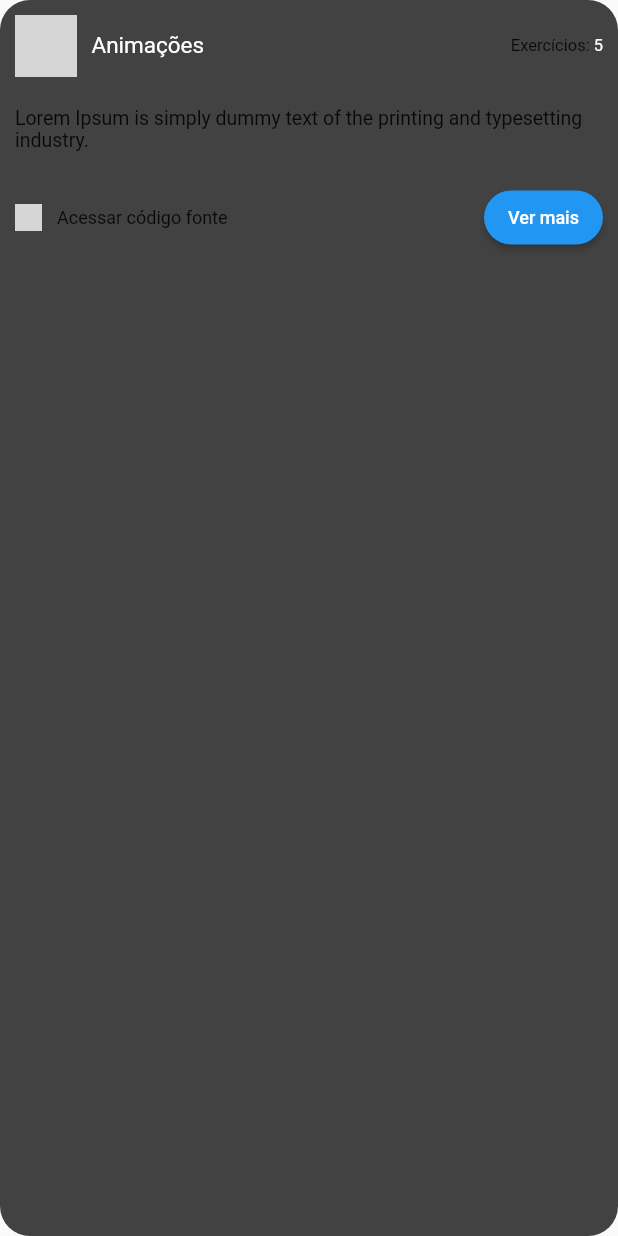
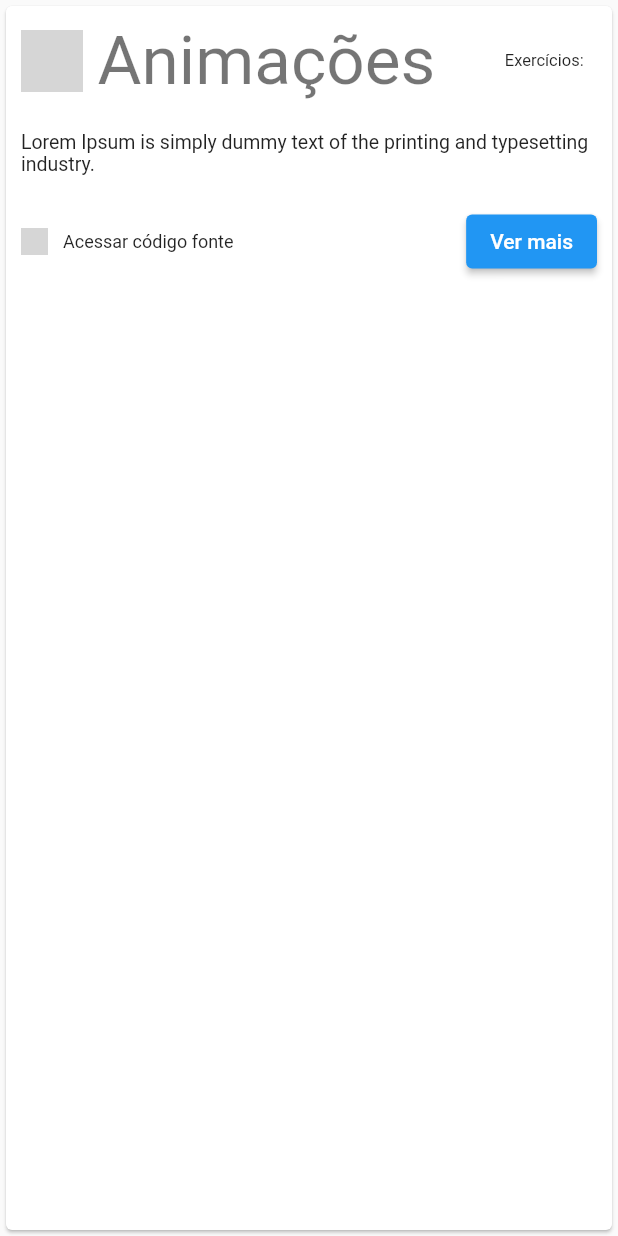
Before and after one commit to 19950512/Flutterando, a Flutter app: the CustomCard widget shown alone on an empty page, opened directly, on a phone screen of 412 x 824 dp. Run offline on Flutter 3.47's test engine with Material 2 defaults, Android fonts, the phone set to English and light mode, and no system bars; our stand-ins replace flutter_modular; grey boxes are pictures that could not be loaded.

Commit message:
04/01/2022 - Desafio - definição thema
-

```diff
--- a/MasterClass/Desafios/desafio02/lib/app/core/components/custom_card.dart
+++ b/MasterClass/Desafios/desafio02/lib/app/core/components/custom_card.dart
@@ -23,13 +23,13 @@ class CustomCard extends StatelessWidget {
   Widget build(BuildContext context) {
     return GestureDetector(
       onTap: () => Modular.to.pushNamed('./exercises/?title=$title'),
-      child: Container(
-        width: MediaQuery.of(context).size.width,
-        decoration: BoxDecoration(
-          color: Colors.grey[800],
+      child: Card(
+        //width: MediaQuery.of(context).size.width,
+        //decoration: BoxDecoration(
+        /* color: Colors.grey[800],
           borderRadius:
               const BorderRadius.all(Radius.circular(Constants.radius)),
-        ),
+        ), */
         child: Column(
           children: [
             // Superior
@@ -47,20 +47,14 @@ class CustomCard extends StatelessWidget {
                           width: 41,
                           height: 41,
                           decoration: BoxDecoration(
-                            color: Colors.blue[800],
+                            color: Constants.colors['primary'],
                             borderRadius:
                                 const BorderRadius.all(Radius.circular(50.0)),
                           ),
                           child: Image.asset(titleAsset),
                         ),
                       ),
-                      Text(
-                        title,
-                        style: const TextStyle(
-                          color: Colors.white,
-                          fontSize: 15,
-                        ),
-                      ),
+                      Text(title, style: Theme.of(context).textTheme.headline3),
                     ],
                   ),
                   Row(
@@ -127,18 +121,8 @@ class CustomCard extends StatelessWidget {
                     onPressed: () {},
                     child: const Text(
                       'Ver mais',
-                      style: TextStyle(
-                        fontSize: 12,
-                      ),
                     ),
-                    style: ButtonStyle(
-                      shape: MaterialStateProperty.all<RoundedRectangleBorder>(
-                        RoundedRectangleBorder(
-                          borderRadius: BorderRadius.circular(Constants.radius),
-                        ),
-                      ),
-                    ),
-                  )
+                  ),
                 ],
               ),
             ),
--- a/MasterClass/Desafios/desafio02/lib/app/core/constants.dart
+++ b/MasterClass/Desafios/desafio02/lib/app/core/constants.dart
@@ -1,4 +1,10 @@
+import 'package:flutter/material.dart';
+
 class Constants {
   static const padding = 10.0;
   static const radius = 20.0;
+
+  static const colors = {
+    'primary': Colors.blue,
+  };
 }
--- /dev/null
+++ b/MasterClass/Desafios/desafio02/lib/app/core/themes/theme.dart
@@ -0,0 +1,52 @@
+import 'package:flutter/material.dart';
+
+import '../constants.dart';
+
+class Themes {
+  static ThemeData get dark => ThemeData(
+        // provide dark theme colors
+        appBarTheme: AppBarTheme(
+          color: Colors.grey[900],
+        ),
+        textTheme: const TextTheme(
+          headline3: TextStyle(
+            fontSize: 15,
+            fontWeight: FontWeight.w400,
+            color: Colors.white,
+          ),
+          headline5: TextStyle(
+            fontSize: 14,
+            fontWeight: FontWeight.w400,
+            color: Colors.white,
+          ),
+          headline6: TextStyle(
+            fontSize: 20,
+            fontWeight: FontWeight.w600,
+            color: Colors.white,
+          ),
+          bodyText2: TextStyle(
+            color: Colors.grey,
+          ),
+        ),
+        backgroundColor: Colors.red,
+        scaffoldBackgroundColor: Colors.grey[900],
+        primaryColorDark: Colors.green,
+        primaryColor: Colors.lime,
+
+        cardColor: Colors.grey[800],
+        cardTheme: CardTheme(
+          shape: RoundedRectangleBorder(
+            borderRadius: BorderRadius.circular(Constants.radius),
+          ),
+        ),
+
+        elevatedButtonTheme: ElevatedButtonThemeData(
+          style: ElevatedButton.styleFrom(
+            primary: Constants.colors['primary'],
+            shape: RoundedRectangleBorder(
+              borderRadius: BorderRadius.circular(Constants.radius),
+            ),
+          ),
+        ),
+      );
+}
```
Also changed, not shown: MasterClass/Desafios/desafio02/lib/app/app_widget.dart (+3 -23 lines), MasterClass/Desafios/desafio02/lib/app/core/components/custom_appbar.dart (added, +54 -0 lines), MasterClass/Desafios/desafio02/lib/app/modules/activities/views/activities_page.dart (+3 -42 lines).
